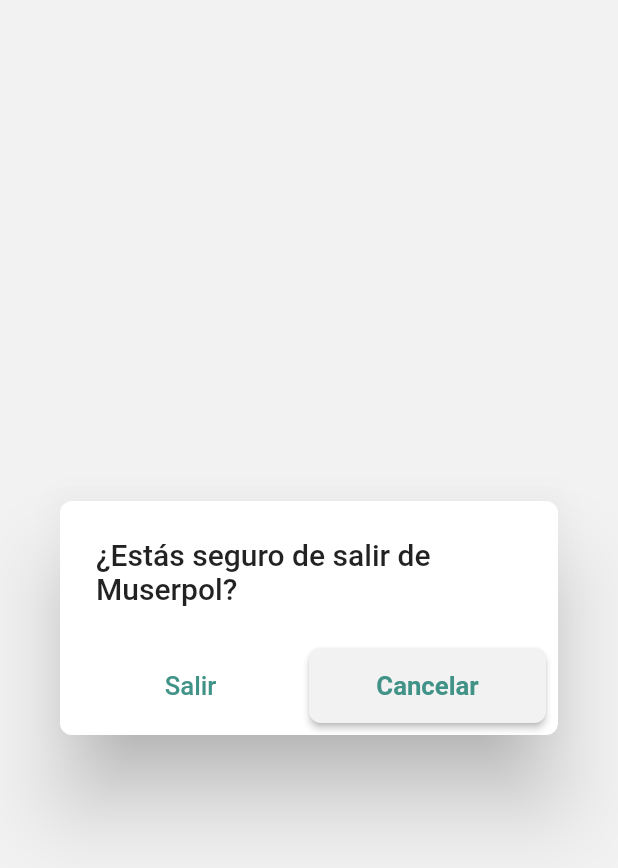
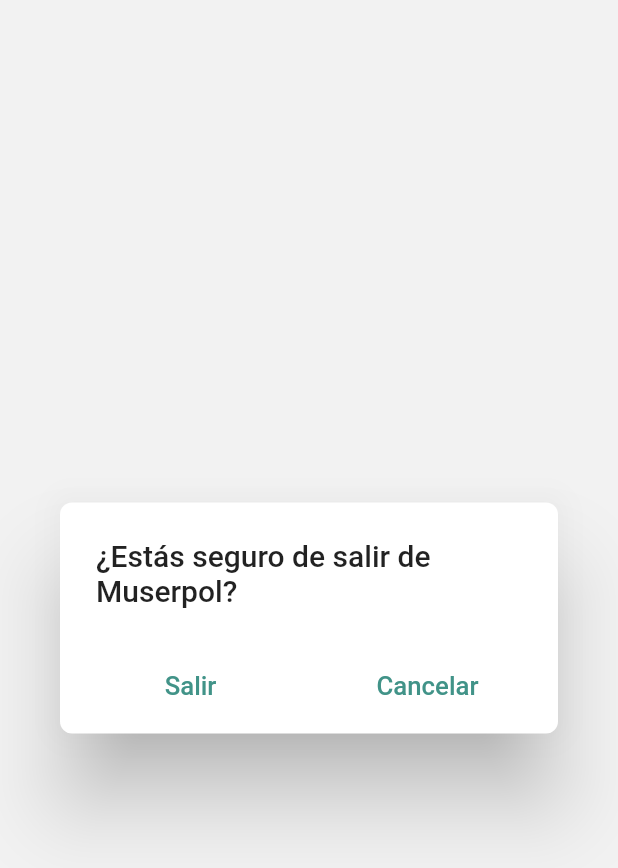
Before and after one commit to MUTUAL-DE-SERVICIOS-AL-POLICIA/pvtmovil, a Flutter app: the DialogBack widget shown alone on an empty page, opened directly, on a phone screen of 412 x 824 dp. Shown: the top 868 px of the screen. Run offline on Flutter 3.47's test engine with Material 2 defaults, Android fonts, the phone set to English and light mode, and no system bars; our stand-ins replace animate_do, badges, bloc, camera, device_info_plus, firebase_core and 15 more; missing offline and left inert: google_mlkit_text_recognition, just_the_tooltip, map_launcher, new_version; accounts and stored records are empty; network calls fail.

```diff
--- a/lib/dialogs/dialog_action.dart
+++ b/lib/dialogs/dialog_action.dart
@@ -52,7 +52,7 @@ class DialogTwoAction extends StatelessWidget {
               onPressed: () => Navigator.of(context).pop(),
             )),
             Expanded(
-                child: ButtonWhiteComponentOutlined(
+                child: ButtonWhiteComponent(
                     text: messageCorrect, onPressed: () => actionCorrect()))
           ],
         )
--- a/lib/dialogs/dialog_back.dart
+++ b/lib/dialogs/dialog_back.dart
@@ -19,15 +19,16 @@ class DialogBack extends StatelessWidget {
         Row(
           mainAxisAlignment: MainAxisAlignment.spaceEvenly,
           children: [
-            Expanded(child: ButtonWhiteComponent(
-                text: 'Salir',
-                onPressed: () => SystemChannels.platform
-                    .invokeMethod('SystemNavigator.pop'))),
-            Expanded(child:ButtonWhiteComponentOutlined(
+            Expanded(
+                child: ButtonWhiteComponent(
+                    text: 'Salir',
+                    onPressed: () => SystemChannels.platform
+                        .invokeMethod('SystemNavigator.pop'))),
+            Expanded(
+                child: ButtonWhiteComponent(
               text: 'Cancelar',
               onPressed: () => Navigator.of(context).pop(),
             ))
-
           ],
         )
       ],
--- a/lib/main.dart
+++ b/lib/main.dart
@@ -298,7 +298,7 @@ class _ProjectMuserpolState extends State<ProjectMuserpol>
                       bodyText2: TextStyle(fontSize: 20.sp),
                     )
                     .apply(fontFamily: 'Ubuntu'),
-                dialogBackgroundColor: const Color(0xff21232A),
+                dialogBackgroundColor: const Color(0xff060d09),
                 scaffoldBackgroundColor: const Color(0xff060d09),
                 primaryColorDark: const Color(0xfff2f2f2),
                 iconTheme: const IconThemeData(color: Color(0xff419388)))),
--- a/lib/screens/inbox/screen_inbox.dart
+++ b/lib/screens/inbox/screen_inbox.dart
@@ -75,7 +75,6 @@ class _ScreenInboxState extends State<ScreenInbox> {
                       children: [
                         Text(
                           'Titulo: ${item.title}',
-                          textAlign: TextAlign.center,
                           style: TextStyle(
                               color: item.read
                                   ? ThemeProvider.themeOf(context)
--- a/lib/screens/navigator_bar.dart
+++ b/lib/screens/navigator_bar.dart
@@ -161,7 +161,10 @@ class _NavigatorBarState extends State<NavigatorBar> {
                     : Colors.transparent
                 : Colors.transparent,
             elevation: 0,
-            badgeContent: notificationBloc.existNotifications
+            badgeContent: notificationBloc.existNotifications &&
+                    notificationBloc.listNotifications!
+                        .where((e) => e.read == false)
+                        .isNotEmpty
                 ? Text(
                     notificationBloc.listNotifications!
                         .where((e) => e.read == false)
--- a/lib/services/services.dart
+++ b/lib/services/services.dart
@@ -12,7 +12,6 @@ serviceGetEconomicComplements(int page, bool current) =>
     '$url/economic_complement/?page=$page&current=$current';
 //GET VERIFIED DOCUMENT
 serviceGetMessageFace() => '$url/message/verified';
-
 //GET PROCESS ENROLLED
 serviceProcessEnrolled() => '$url/liveness';
 //GET PERMISION PROCEDURE
```
Also changed, not shown: 3 other files.
